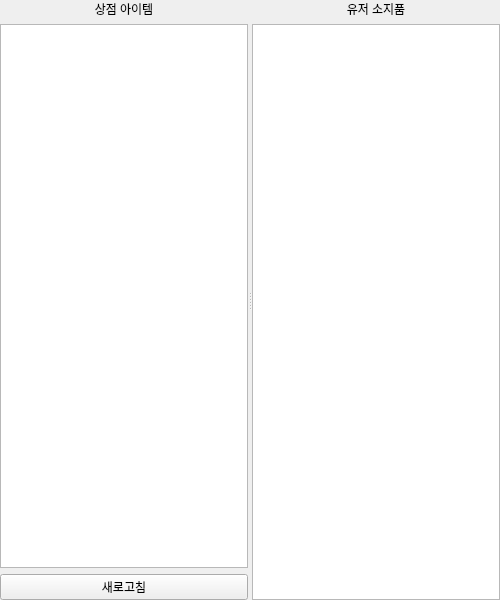
This is ui/storeui.ui in didwnsgur999/Trpg_Table as Qt 5 draws it before an edit. The edited form follows.
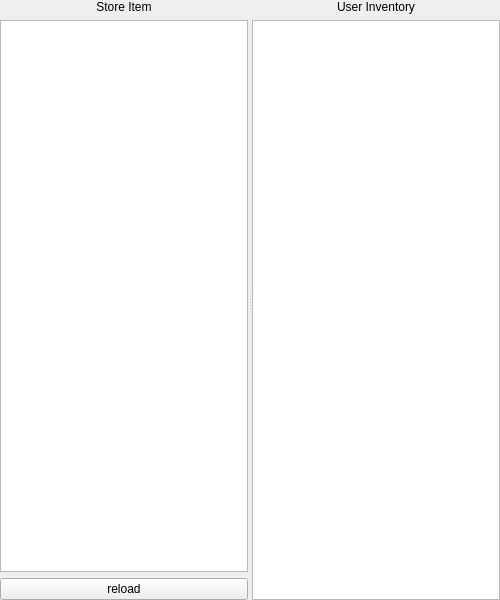
This is the edited form.

Diff of the .ui file:
```diff
--- a/ui/storeui.ui
+++ b/ui/storeui.ui
@@ -36,7 +36,7 @@
        <item>
         <widget class="QLabel" name="label">
          <property name="text">
-          <string>상점 아이템</string>
+          <string>Store Item</string>
          </property>
          <property name="alignment">
           <set>Qt::AlignmentFlag::AlignCenter</set>
@@ -65,7 +65,7 @@
        <item>
         <widget class="QPushButton" name="resetButton">
          <property name="text">
-          <string>새로고침</string>
+          <string>reload</string>
          </property>
         </widget>
        </item>
@@ -76,7 +76,7 @@
        <item>
         <widget class="QLabel" name="label_2">
          <property name="text">
-          <string>유저 소지품</string>
+          <string>User Inventory</string>
          </property>
          <property name="alignment">
           <set>Qt::AlignmentFlag::AlignCenter</set>
```
